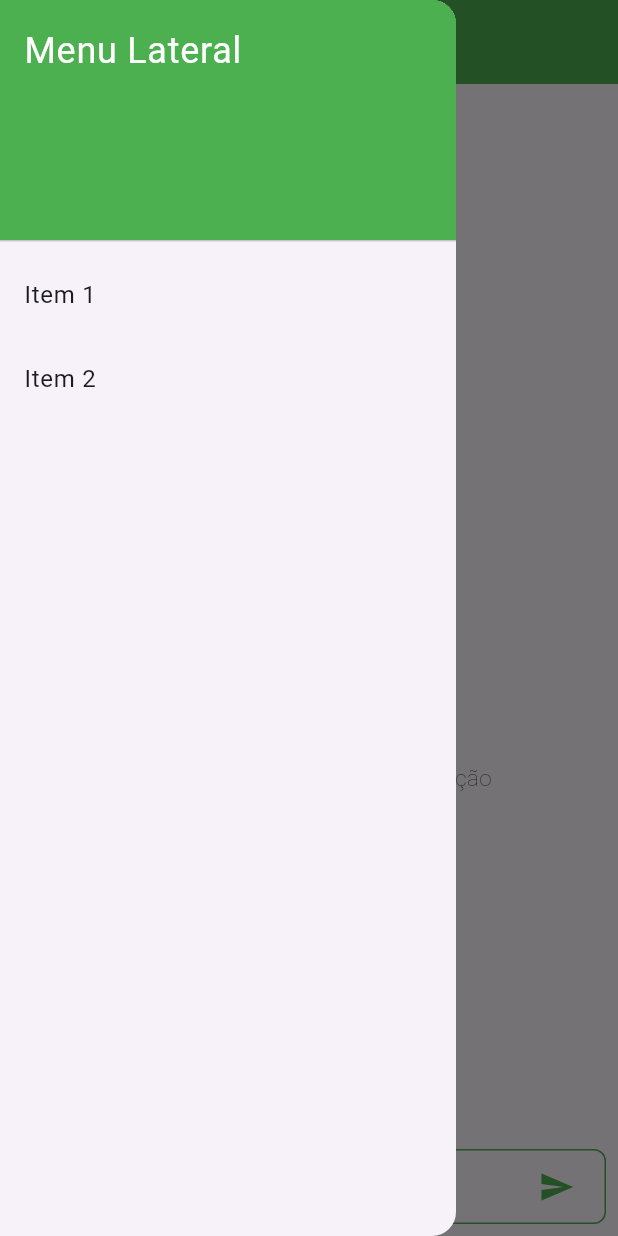
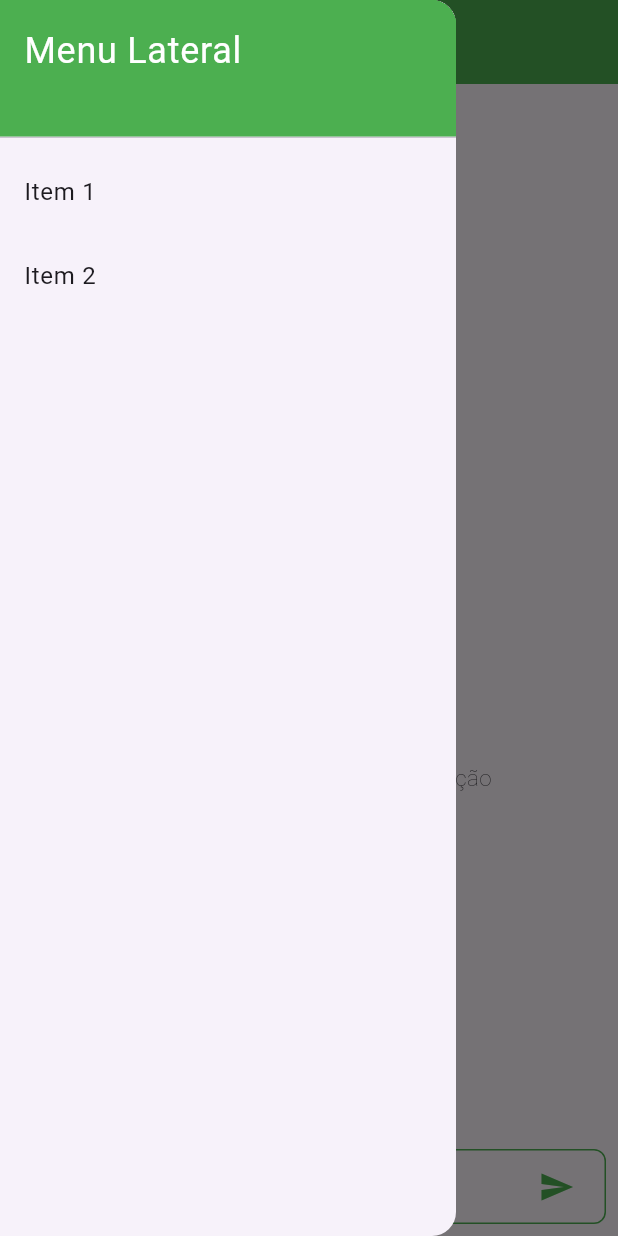
Before and after one commit to naiaraamorim/UNIBOT-PFC-APP, a Flutter app: the screen it shows after launch, with the side drawer open, on a phone screen of 412 x 824 dp. Run offline on Flutter 3.47's test engine with Material 3 defaults, Android fonts, the light colour scheme and no system bars.

Commit message:
Mudando tamanho do menu e a cor do icone

```diff
--- a/unibot_app/lib/main.dart
+++ b/unibot_app/lib/main.dart
@@ -16,6 +16,8 @@ class MyApp extends StatelessWidget {
           centerTitle: true,
           title: const Text('UNIBOT'),
           titleTextStyle: const TextStyle(color: Colors.white, fontSize: 20),
+          iconTheme: const IconThemeData(
+              color: Colors.white), // Defina a cor do ícone aqui
           backgroundColor: Colors.green,
         ),
         drawer: Drawer(
@@ -23,7 +25,9 @@ class MyApp extends StatelessWidget {
           child: ListView(
             padding: EdgeInsets.zero,
             children: <Widget>[
-              const DrawerHeader(
+              const SizedBox(
+                height: 100,
+                child: DrawerHeader(
                   decoration: BoxDecoration(
                     color: Colors.green,
                   ),
@@ -32,6 +36,7 @@ class MyApp extends StatelessWidget {
                     style: TextStyle(
                       color: Colors.white,
                       fontSize: 24,
+                    ),
                   ),
                 ),
               ),
```
Lines whose indentation alone changed are shown as unchanged.
